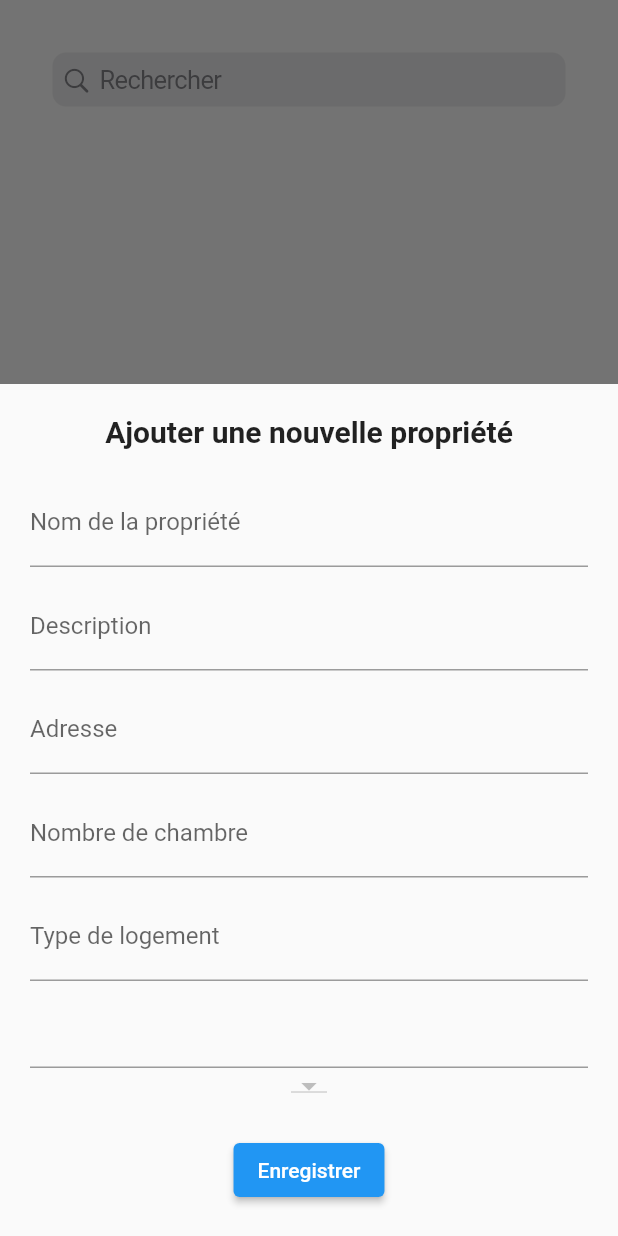
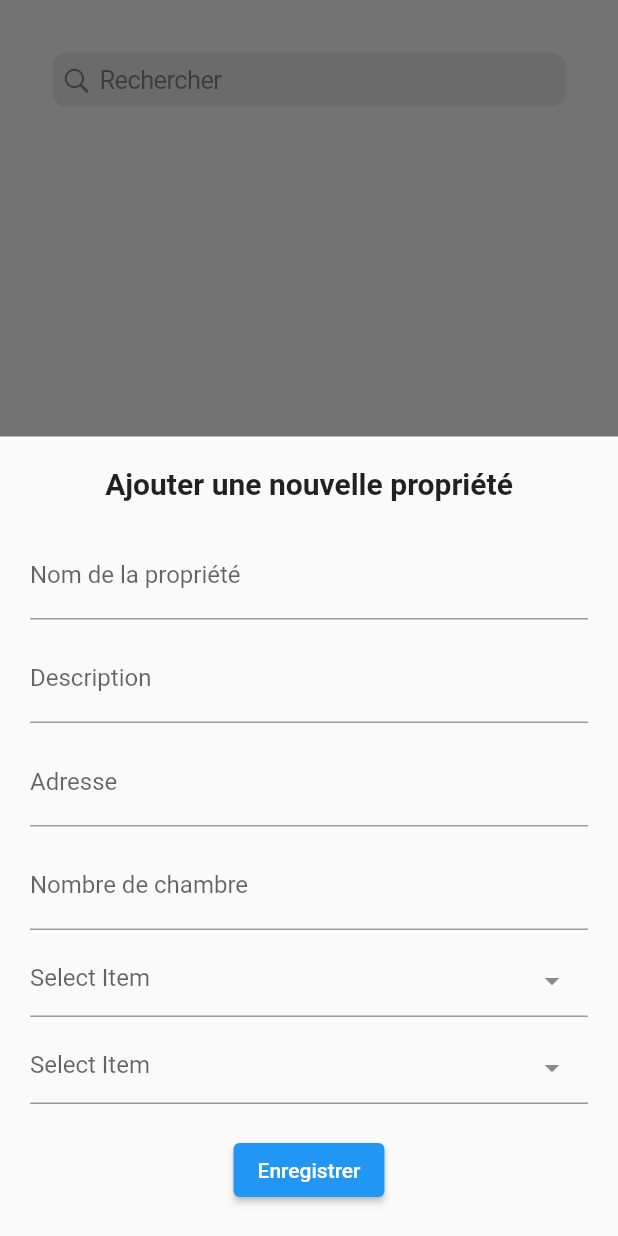
Before and after one commit to istrk33/coloc_app, a Flutter app: the HomeOwner screen opened directly, after a tap on the "add" icon, on a phone screen of 412 x 824 dp. Run offline on Flutter 3.47's test engine with Material 2 defaults, Android fonts, the phone set to English and light mode, and no system bars; drawn by our look-alikes of dropdown_textfield; our stand-ins replace cloud_firestore, firebase_auth, firebase_core, geolocator, google_fonts, google_maps_flutter and 3 more; missing offline and left inert: platform_maps_flutter; accounts and stored records are empty; network calls fail.

Commit message:
dropdown search with text from firebase

```diff
--- a/lib/main.dart
+++ b/lib/main.dart
@@ -40,7 +40,13 @@ class LoginTabBar extends StatelessWidget {
       debugShowCheckedModeBanner: false,
       theme: ThemeData(
         backgroundColor: MyTheme.blue3,
+        brightness: Brightness.light,
       ),
+      darkTheme: ThemeData(
+        brightness: Brightness.dark,
+        /* dark theme settings */
+      ),
+      themeMode: ThemeMode.dark,
       home: DefaultTabController(
         length: 2,
         child: Scaffold(
--- a/lib/pages/uis/owner/homeOwner.dart
+++ b/lib/pages/uis/owner/homeOwner.dart
@@ -5,6 +5,7 @@ import 'package:firebase_auth/firebase_auth.dart';
 import 'package:cloud_firestore/cloud_firestore.dart';
 import 'package:google_nav_bar/google_nav_bar.dart';
 import 'package:flutter/cupertino.dart';
+import 'package:dropdown_textfield/dropdown_textfield.dart';
 
 class HomeOwner extends StatefulWidget {
   const HomeOwner({Key? key}) : super(key: key);
@@ -16,18 +17,73 @@ class HomeOwner extends StatefulWidget {
 class _HomeOwnerState extends State<HomeOwner> {
   final _formKey = GlobalKey<FormState>();
   late QuerySnapshot _snapshot;
-  String _searchText = '';
-
+  // String _searchText = '';
+  late SingleValueDropDownController _cntCity;
+  late SingleValueDropDownController _cntPropertyType;
+  late List<DropDownValueModel> _optionsCity;
+  late List<DropDownValueModel> _optionsPropertyType;
+  FocusNode searchFocusNode = FocusNode();
+  FocusNode textFieldFocusNode = FocusNode();
   final _propertyNameController = TextEditingController();
   final _descriptionController = TextEditingController();
   final _roomNumberController = TextEditingController();
 
   @override
   void dispose() {
+    _cntCity.dispose();
+    _cntPropertyType.dispose();
     _propertyNameController.dispose();
     _descriptionController.dispose();
     _roomNumberController.dispose();
     super.dispose();
+  }
+
+  @override
+  void initState() {
+    super.initState();
+    _loadCityOptions();
+    _loadPropertyTypeOptions();
+    _cntCity = SingleValueDropDownController();
+    _cntPropertyType = SingleValueDropDownController();
+  }
+
+  Future<void> _loadCityOptions() async {
+    final querySnapshot =
+        await FirebaseFirestore.instance.collection('city').get();
+
+    List<DropDownValueModel> options = querySnapshot.docs.map((doc) {
+      final data = doc.data() as Map<String, dynamic>;
+      final cityName = data['city_name'] as String;
+      final postCode = data['post_code'] as String;
+      final id = doc.id;
+      return DropDownValueModel(
+        name: "${cityName}, ${postCode}",
+        value: id,
+        toolTipMsg: "",
+      );
+    }).toList();
+    setState(() {
+      _optionsCity = options;
+    });
+  }
+
+  Future<void> _loadPropertyTypeOptions() async {
+    final querySnapshot =
+        await FirebaseFirestore.instance.collection('property_type').get();
+
+    List<DropDownValueModel> options = querySnapshot.docs.map((doc) {
+      final data = doc.data() as Map<String, dynamic>;
+      final propertyTypeLabel = data['property_type_label'] as String;
+      final id = doc.id;
+      return DropDownValueModel(
+        name: propertyTypeLabel,
+        value: id,
+        toolTipMsg: "",
+      );
+    }).toList();
+    setState(() {
+      _optionsPropertyType = options;
+    });
   }
 
   @override
@@ -201,118 +257,58 @@ class _HomeOwnerState extends State<HomeOwner> {
                             },
                           ),
                           const SizedBox(height: 10),
-                          TextFormField(
-                            controller: _roomNumberController,
-                            keyboardType: TextInputType.number,
-                            decoration: const InputDecoration(
-                              labelText: 'Type de logement',
-                            ),
+                          // TextFormField(
+                          //   controller: _roomNumberController,
+                          //   keyboardType: TextInputType.number,
+                          //   decoration: const InputDecoration(
+                          //     labelText: 'Type de logement',
+                          //   ),
+                          //   validator: (value) {
+                          //     if (value!.isEmpty) {
+                          //       return 'Le type de logement est incorrect';
+                          //     }
+                          //     return null;
+                          //   },
+                          // ),
+                          DropDownTextField(
+                            // initialValue: "name4",
+                            controller: _cntPropertyType,
+                            clearOption: true,
+                            // enableSearch: true,
+                            // dropdownColor: Colors.green,
+                            searchDecoration: const InputDecoration(
+                                hintText: "Type de propriété"),
                             validator: (value) {
-                              if (value!.isEmpty) {
-                                return 'Le type de logement est incorrect';
+                              if (value == null) {
+                                return "Champ obligatoire";
+                              } else {
+                                return null;
                               }
-                              return null;
+                            },
+                            dropDownItemCount: 6,
+                            dropDownList: _optionsPropertyType,
+                            onChanged: (val) {},
+                          ),
+                          const SizedBox(height: 10),
+                          DropDownTextField(
+                            clearOption: false,
+                            textFieldFocusNode: textFieldFocusNode,
+                            searchFocusNode: searchFocusNode,
+                            // searchAutofocus: true,
+                            dropDownItemCount: 8,
+                            searchShowCursor: false,
+                            enableSearch: true,
+                            searchKeyboardType: TextInputType.text,
+                            dropDownList: _optionsCity,
+                            onChanged: (val) {},
+                            validator: (value) {
+                              if (value == null) {
+                                return "Champ obligatoire";
+                              } else {
+                                return null;
+                              }
                             },
                           ),
-                          const SizedBox(height: 10),
-                          Column(
-                            children: [
-                              TextField(
-                                onChanged: (value) {
-                                  setState(() {
-                                    _searchText = value;
-                                  });
-                                },
-                              ),
-                              StreamBuilder<QuerySnapshot>(
-                                stream: FirebaseFirestore.instance
-                                    .collection('city')
-                                    .snapshots(),
-                                builder: (BuildContext context,
-                                    AsyncSnapshot<QuerySnapshot> snapshot) {
-                                  if (snapshot.hasData) {
-                                    _snapshot = snapshot.data!;
-                                    final filteredData = _snapshot.docs.where(
-                                        (doc) => doc['city_name']
-                                            .toString()
-                                            .toLowerCase()
-                                            .contains(
-                                                _searchText.toLowerCase()));
-                                    final dropdownItems = filteredData
-                                        .map((doc) =>
-                                            doc['city_name'].toString())
-                                        .toList();
-                                    // "${doc['city_name']}, ${doc['post_code']}"
-                                    return DropdownButton<String>(
-                                      value: dropdownItems.isEmpty
-                                          ? null
-                                          : dropdownItems.first,
-                                      onChanged: (String? value) {},
-                                      items: dropdownItems
-                                          .map((item) =>
-                                              DropdownMenuItem<String>(
-                                                value: item,
-                                                child: Text(item),
-                                              ))
-                                          .toList(),
-                                    );
-                                  } else {
-                                    return const CircularProgressIndicator();
-                                  }
-                                },
-                              ),
-                            ],
-                          ),
-                          // StreamBuilder<List<String>>(
-                          //   stream: FirebaseFirestore.instance
-                          //       .collection('city')
-                          //       .snapshots(), // Récupère la liste de données depuis une source de données
-                          //   builder: (BuildContext context,
-                          //       AsyncSnapshot<List<String>> snapshot) {
-                          //     if (snapshot.hasData) {
-                          //       // Crée une variable pour stocker la valeur sélectionnée de la DropdownButton
-                          //       String selectedValue = snapshot.data![0];
-                          //       // Crée une variable pour stocker une liste filtrée de données
-                          //       List<String> filteredList = snapshot.data!;
-                          //       // Crée une TextField pour saisir du texte à filtrer
-                          //       return Column(
-                          //         children: [
-                          //           TextField(
-                          //             onChanged: (text) {
-                          //               // Met à jour la liste filtrée en fonction de la valeur du champ texte
-                          //               setState(() {
-                          //                 filteredList = snapshot.data!
-                          //                     .where((item) => item
-                          //                         .toLowerCase()
-                          //                         .contains(text.toLowerCase()))
-                          //                     .toList();
-                          //               });
-                          //             },
-                          //           ),
-                          //           DropdownButton<String>(
-                          //             value: selectedValue,
-                          //             items: filteredList.map((value) {
-                          //               // Utilise la liste filtrée pour créer les éléments de la DropdownButton
-                          //               return DropdownMenuItem<String>(
-                          //                 value: value,
-                          //                 child: Text(value),
-                          //               );
-                          //             }).toList(),
-                          //             onChanged: (newValue) {
-                          //               setState(() {
-                          //                 selectedValue = newValue!;
-                          //               });
-                          //             },
-                          //           ),
-                          //         ],
-                          //       );
-                          //     } else if (snapshot.hasError) {
-                          //       return Text("Error: ${snapshot.error}");
-                          //     } else {
-                          //       return Text("Loading...");
-                          //     }
-                          //   },
-                          // ),
                           const SizedBox(height: 20),
                           ElevatedButton(
                             onPressed: () {
--- a/pubspec.yaml
+++ b/pubspec.yaml
@@ -52,6 +52,7 @@ dependencies:
   flutter_platform_widgets: ^1.6.1
   provider: ^6.0.5
   timeago: ^3.3.0
+  dropdown_textfield: ^1.0.8
   # dependencies:
   #fluttertoast: ^8.1.2
 
```
